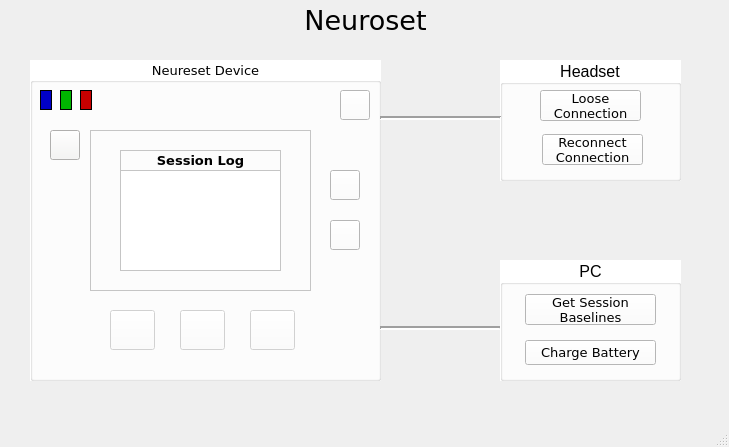
osasuair/Neureset-EEG-Treatment-Device-QT-Simulator, file mainwindow.ui: the form before one commit.
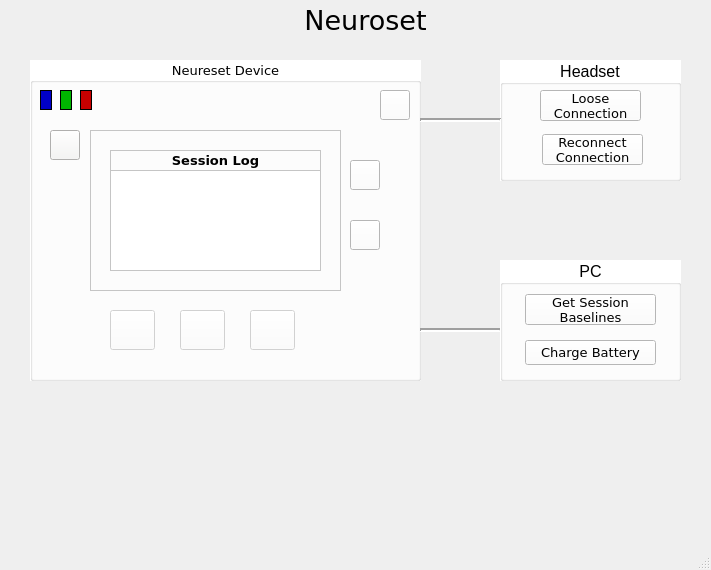
The form after the commit. The open tabs and pages were chosen to show the change. Icons and pictures are not drawn.

Commit message: Add space in ui for graph

Patch:
```diff
--- a/mainwindow.ui
+++ b/mainwindow.ui
@@ -6,8 +6,8 @@
    <rect>
     <x>0</x>
     <y>0</y>
-    <width>729</width>
-    <height>447</height>
+    <width>711</width>
+    <height>570</height>
    </rect>
   </property>
   <property name="windowTitle">
@@ -19,7 +19,7 @@
      <rect>
       <x>30</x>
       <y>60</y>
-      <width>351</width>
+      <width>391</width>
       <height>321</height>
      </rect>
     </property>
@@ -959,7 +959,7 @@
       <rect>
        <x>60</x>
        <y>70</y>
-       <width>221</width>
+       <width>251</width>
        <height>161</height>
       </rect>
      </property>
@@ -978,9 +978,9 @@
      <widget class="QStackedWidget" name="stackedWidget">
       <property name="geometry">
        <rect>
-        <x>30</x>
+        <x>20</x>
         <y>20</y>
-        <width>161</width>
+        <width>211</width>
         <height>121</height>
        </rect>
       </property>
@@ -1154,7 +1154,7 @@
          <rect>
           <x>0</x>
           <y>0</y>
-          <width>161</width>
+          <width>211</width>
           <height>121</height>
          </rect>
         </property>
@@ -1169,17 +1169,23 @@
           <rect>
            <x>0</x>
            <y>20</y>
-           <width>161</width>
+           <width>211</width>
            <height>101</height>
           </rect>
          </property>
+         <property name="font">
+          <font>
+           <family>DejaVu Sans</family>
+           <pointsize>9</pointsize>
+          </font>
+         </property>
         </widget>
         <widget class="QLabel" name="sessionLogTitle">
          <property name="geometry">
           <rect>
            <x>0</x>
            <y>0</y>
-           <width>161</width>
+           <width>211</width>
            <height>21</height>
           </rect>
          </property>
@@ -1393,8 +1399,8 @@
     <widget class="QPushButton" name="menuUpButton">
      <property name="geometry">
       <rect>
-       <x>300</x>
-       <y>110</y>
+       <x>320</x>
+       <y>100</y>
        <width>30</width>
        <height>30</height>
       </rect>
@@ -1422,7 +1428,7 @@
     <widget class="QPushButton" name="menuDownButton">
      <property name="geometry">
       <rect>
-       <x>300</x>
+       <x>320</x>
        <y>160</y>
        <width>30</width>
        <height>30</height>
@@ -1451,7 +1457,7 @@
     <widget class="QPushButton" name="pushButton">
      <property name="geometry">
       <rect>
-       <x>310</x>
+       <x>350</x>
        <y>30</y>
        <width>30</width>
        <height>30</height>
@@ -1474,7 +1480,7 @@
     <widget class="QLabel" name="battery">
      <property name="geometry">
       <rect>
-       <x>300</x>
+       <x>340</x>
        <y>290</y>
        <width>41</width>
        <height>21</height>
@@ -2057,10 +2063,10 @@
    <widget class="Line" name="line">
     <property name="geometry">
      <rect>
-      <x>380</x>
+      <x>420</x>
       <y>110</y>
-      <width>121</width>
-      <height>16</height>
+      <width>81</width>
+      <height>20</height>
      </rect>
     </property>
     <property name="lineWidth">
@@ -2073,10 +2079,10 @@
    <widget class="Line" name="line_2">
     <property name="geometry">
      <rect>
-      <x>380</x>
+      <x>420</x>
       <y>320</y>
-      <width>121</width>
-      <height>16</height>
+      <width>81</width>
+      <height>20</height>
      </rect>
     </property>
     <property name="lineWidth">
```
Left out of the diff: 30 changed lines with no effect on the pictures. The commit also changes 2 other files.
